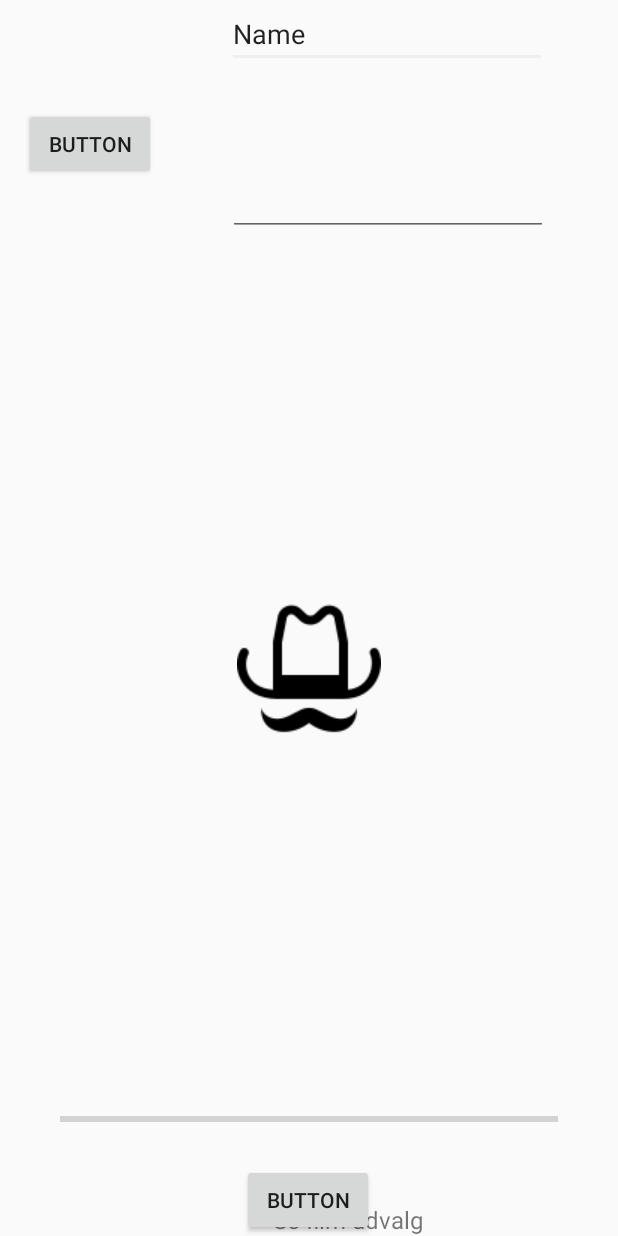
After one commit to keit0017/MOVIETINDER, an Android app: the AddFilmActivity screen opened directly, with no data from a screen before it, on a phone screen of 412 x 824 dp. The commit adds this screen. Run offline under Robolectric (Android 15) with nearby library versions, the phone set to English and light mode, and no system bars; our stand-ins replace Picasso.

Commit message:
TIlføjet sådan så man kan adde film

```diff
--- a/app/build.gradle
+++ b/app/build.gradle
@@ -31,9 +31,13 @@ dependencies {
     implementation fileTree(dir: 'libs', include: ['*.jar'])
     implementation 'androidx.appcompat:appcompat:1.2.0'
     implementation project(path: ':android-card-stack-0.1.6')
+    implementation 'com.google.firebase:firebase-storage:19.2.0'
     def nav_version = "2.1.0"
     implementation "androidx.navigation:navigation-fragment-ktx:$nav_version"
     implementation "androidx.navigation:navigation-ui-ktx:$nav_version"
+
+    implementation 'com.squareup.picasso:picasso:2.5.2'
+
 
     // For BottomNavigationView from Material Components
     implementation 'com.google.android.material:material:1.2.1'
@@ -65,6 +69,7 @@ dependencies {
 
     //
     //for swipe functionality
+    implementation "androidx.cardview:cardview:1.0.0"
 
 
 
--- /dev/null
+++ b/app/src/main/java/com/example/Salsa/AddFilmActivity.java
@@ -0,0 +1,86 @@
+package com.example.Salsa;
+
+import androidx.annotation.Nullable;
+import androidx.appcompat.app.AppCompatActivity;
+
+import android.content.Intent;
+import android.net.Uri;
+import android.os.Bundle;
+import android.view.View;
+import android.widget.*;
+
+import com.squareup.picasso.Picasso;
+
+import java.net.URI;
+
+public class AddFilmActivity extends AppCompatActivity {
+
+    private static final int PICK_IMAGE_REQUEST=1;
+
+    private Button mButtonChooseImage;
+    private Button mButtonUploadImage;
+    private TextView mTextviewshowMovies;
+    private EditText mEditmovietitle;
+    private EditText mEditmoviedescription;
+    private ImageView mDisplayImage;
+    private ProgressBar mprogressbar;
+
+
+    private Uri mImageURI;
+
+    @Override
+    protected void onCreate(Bundle savedInstanceState) {
+        super.onCreate(savedInstanceState);
+        setContentView(R.layout.activity_add_film);
+
+        //Finding matching buttons
+        mButtonChooseImage=findViewById(R.id.choosefilebutton);
+        mButtonUploadImage=findViewById(R.id.UploadButton);
+        mTextviewshowMovies=findViewById(R.id.Showsalsaatextview);
+        mEditmoviedescription= findViewById(R.id.editTextTextmoviedescription);
+        mEditmovietitle=findViewById(R.id.editmovietitle);
+        mDisplayImage=findViewById(R.id.MovieposterUpload);
+        mprogressbar=findViewById(R.id.progressBar3Uploadingmovie);
+
+
+        //choosing image
+        mButtonChooseImage.setOnClickListener(new View.OnClickListener() {
+            @Override
+            public void onClick(View v) {
+                Openfilechooser();
+            }
+        });
+
+        mButtonUploadImage.setOnClickListener(new View.OnClickListener() {
+            @Override
+            public void onClick(View v) {
+
+            }
+        });
+
+        mTextviewshowMovies.setOnClickListener(new View.OnClickListener() {
+            @Override
+            public void onClick(View v) {
+
+            }
+        });
+    }
+
+    private void Openfilechooser(){
+        Intent intent = new Intent();
+        intent .setType("image/*");
+        intent.setAction(Intent.ACTION_GET_CONTENT);
+        startActivityForResult(intent, PICK_IMAGE_REQUEST);
+    }
+
+    @Override
+    protected void onActivityResult(int requestCode, int resultCode,  Intent data) {
+        super.onActivityResult(requestCode, resultCode, data);
+
+        if(requestCode==PICK_IMAGE_REQUEST && resultCode==RESULT_OK && data!= null && data.getData() != null){
+            mImageURI = data.getData();
+
+            Picasso.with(this).load(mImageURI).into(mDisplayImage);
+        }
+    }
+}
--- /dev/null
+++ b/app/src/main/res/layout/activity_add_film.xml
@@ -0,0 +1,98 @@
+<?xml version="1.0" encoding="utf-8"?>
+<androidx.constraintlayout.widget.ConstraintLayout xmlns:android="http://schemas.android.com/apk/res/android"
+    xmlns:app="http://schemas.android.com/apk/res-auto"
+    xmlns:tools="http://schemas.android.com/tools"
+    android:layout_width="match_parent"
+    android:layout_height="match_parent"
+    tools:context=".AddFilmActivity">
+
+    <Button
+        android:id="@+id/UploadButton"
+        android:layout_width="wrap_content"
+        android:layout_height="wrap_content"
+        android:text="Button"
+        app:layout_constraintBottom_toBottomOf="parent"
+        app:layout_constraintEnd_toEndOf="parent"
+        app:layout_constraintHorizontal_bias="0.498"
+        app:layout_constraintStart_toStartOf="parent"
+        app:layout_constraintTop_toBottomOf="@+id/editTextTextMultiLine"
+        app:layout_constraintVertical_bias="0.858" />
+
+    <TextView
+        android:id="@+id/Showsalsaatextview"
+        android:layout_width="wrap_content"
+        android:layout_height="wrap_content"
+        android:layout_marginEnd="28dp"
+        android:text="Se film udvalg"
+        android:textSize="16sp"
+        app:layout_constraintBottom_toBottomOf="parent"
+        app:layout_constraintEnd_toEndOf="parent"
+        app:layout_constraintHorizontal_bias="0.432"
+        app:layout_constraintStart_toEndOf="@+id/choosefilebutton"
+        app:layout_constraintTop_toBottomOf="@+id/editTextTextMultiLine"
+        app:layout_constraintVertical_bias="0.838" />
+
+    <EditText
+        android:id="@+id/editmovietitle"
+        android:layout_width="wrap_content"
+        android:layout_height="wrap_content"
+        android:ems="10"
+        android:inputType="textPersonName"
+        android:text="Name"
+        app:layout_constraintBottom_toTopOf="@+id/editTextTextMultiLine"
+        app:layout_constraintEnd_toEndOf="parent"
+        app:layout_constraintStart_toEndOf="@+id/choosefilebutton"
+        app:layout_constraintTop_toTopOf="parent"
+        app:layout_constraintVertical_bias="0.594" />
+
+    <EditText
+        android:id="@+id/editTextTextmoviedescription"
+        android:layout_width="wrap_content"
+        android:layout_height="wrap_content"
+        android:ems="10"
+        android:gravity="start|top"
+        android:inputType="textMultiLine"
+        app:layout_constraintBottom_toBottomOf="parent"
+        app:layout_constraintEnd_toEndOf="parent"
+        app:layout_constraintHorizontal_bias="0.505"
+        app:layout_constraintStart_toEndOf="@+id/choosefilebutton"
+        app:layout_constraintTop_toTopOf="parent"
+        app:layout_constraintVertical_bias="0.144" />
+
+    <Button
+        android:id="@+id/choosefilebutton"
+        android:layout_width="wrap_content"
+        android:layout_height="wrap_content"
+        android:text="Button"
+        app:layout_constraintBottom_toBottomOf="parent"
+        app:layout_constraintEnd_toEndOf="parent"
+        app:layout_constraintHorizontal_bias="0.049"
+        app:layout_constraintStart_toStartOf="parent"
+        app:layout_constraintTop_toTopOf="parent"
+        app:layout_constraintVertical_bias="0.093" />
+
+    <ProgressBar
+        android:id="@+id/progressBar3Uploadingmovie"
+        style="?android:attr/progressBarStyleHorizontal"
+        android:layout_width="match_parent"
+        android:layout_height="wrap_content"
+        android:paddingHorizontal="40dp"
+        app:layout_constraintBottom_toTopOf="@+id/UploadButton"
+        app:layout_constraintEnd_toEndOf="parent"
+        app:layout_constraintHorizontal_bias="0.0"
+        app:layout_constraintStart_toStartOf="parent"
+        app:layout_constraintTop_toBottomOf="@+id/choosefilebutton"
+        app:layout_constraintVertical_bias="0.966" />
+
+    <ImageView
+        android:id="@+id/MovieposterUpload"
+        android:layout_width="match_parent"
+        android:layout_height="wrap_content"
+
+        app:layout_constraintBottom_toTopOf="@+id/progressBar3Uploadingmovie"
+        app:layout_constraintEnd_toEndOf="parent"
+        app:layout_constraintStart_toStartOf="parent"
+        app:layout_constraintTop_toBottomOf="@+id/editTextTextmoviedescription"
+        app:srcCompat="@drawable/latehat" />
+
+</androidx.constraintlayout.widget.ConstraintLayout>
```
Also changed, not shown: app/src/main/AndroidManifest.xml (+5 -4 lines), app/src/main/java/com/example/Salsa/SettingsFrag.java (+12 -1 lines), app/src/main/res/layout/fragment_addnew.xml (+16 -16 lines), app/src/main/res/layout/fragment_settings.xml (+15 -2 lines).
